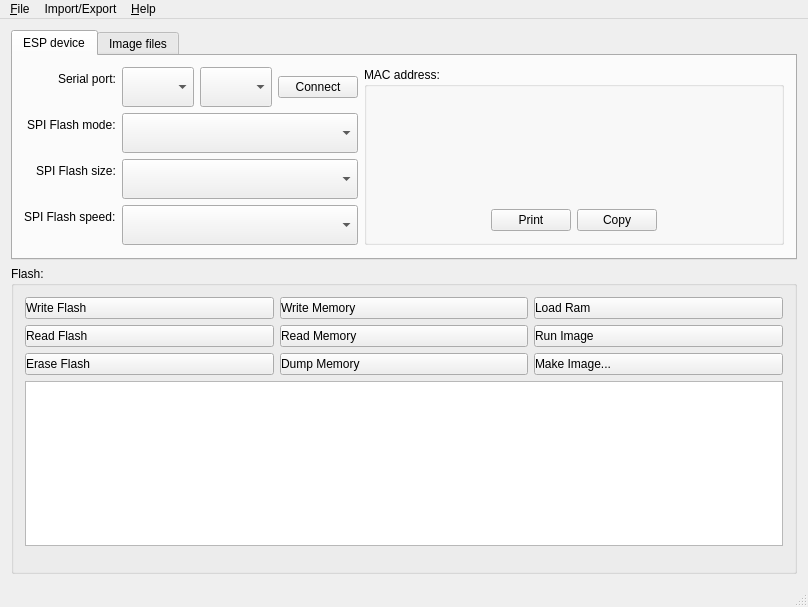
This is mainwindow.ui in hassanibi/espflasher as Qt 5 draws it before an edit. The edited form follows.
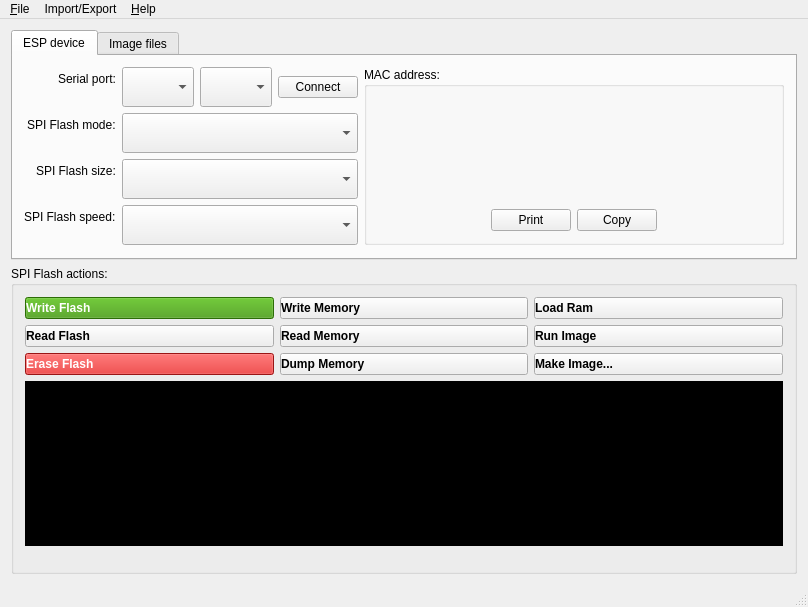
This is the edited form. Icons and pictures are not drawn. Custom widgets are drawn as their Qt base class.

```diff
--- a/mainwindow.ui
+++ b/mainwindow.ui
@@ -305,7 +305,7 @@
     <item>
      <widget class="QGroupBox" name="flashActionsGroup">
       <property name="title">
-       <string>Flash:</string>
+       <string>SPI Flash actions:</string>
       </property>
       <layout class="QVBoxLayout" name="verticalLayout_2">
        <item>
@@ -313,7 +313,10 @@
          <item row="2" column="0">
           <widget class="QPushButton" name="eraseFlashBtn">
            <property name="styleSheet">
-            <string notr="true">text-align:left;</string>
+            <string notr="true">text-align:left;
+font-weight: bold;
+color:rgb(255, 255, 255);
+background-color:rgb(214, 29, 29);</string>
            </property>
            <property name="text">
             <string>Erase Flash</string>
@@ -342,7 +345,7 @@
             <string>Read SPI flash content</string>
            </property>
            <property name="styleSheet">
-            <string notr="true">text-align:left;</string>
+            <string notr="true">text-align:left;font-weight:bold;</string>
            </property>
            <property name="text">
             <string>Read Flash</string>
@@ -377,7 +380,10 @@
             <string>Write a binary blob to flash</string>
            </property>
            <property name="styleSheet">
-            <string notr="true">text-align:left;</string>
+            <string notr="true">text-align:left;
+color:rgb(255, 255, 255);
+font-weight: bold;
+background-color:rgb(62, 152, 9);</string>
            </property>
            <property name="text">
             <string>Write Flash</string>
@@ -406,7 +412,8 @@
             <string>Write to arbitrary memory location</string>
            </property>
            <property name="styleSheet">
-            <string notr="true">text-align:left;</string>
+            <string notr="true">text-align:left;
+font-weight:bold;</string>
            </property>
            <property name="text">
             <string>Write Memory</string>
@@ -435,7 +442,7 @@
             <string>Download an image to RAM and execute</string>
            </property>
            <property name="styleSheet">
-            <string notr="true">text-align:left;</string>
+            <string notr="true">text-align:left;font-weight:bold;</string>
            </property>
            <property name="text">
             <string>Load Ram</string>
@@ -464,7 +471,7 @@
             <string>Read arbitrary memory location</string>
            </property>
            <property name="styleSheet">
-            <string notr="true">text-align:left;</string>
+            <string notr="true">text-align:left;font-weight:bold;</string>
            </property>
            <property name="text">
             <string>Read Memory</string>
@@ -493,7 +500,7 @@
             <string>Dump arbitrary memory to disk</string>
            </property>
            <property name="styleSheet">
-            <string notr="true">text-align:left;</string>
+            <string notr="true">text-align:left;font-weight:bold;</string>
            </property>
            <property name="text">
             <string>Dump Memory</string>
@@ -522,7 +529,7 @@
             <string>Run application code in flash</string>
            </property>
            <property name="styleSheet">
-            <string notr="true">text-align:left;</string>
+            <string notr="true">text-align:left;font-weight:bold;</string>
            </property>
            <property name="text">
             <string>Run Image</string>
@@ -551,7 +558,7 @@
             <string>Create an application image from binary files</string>
            </property>
            <property name="styleSheet">
-            <string notr="true">text-align:left;</string>
+            <string notr="true">text-align:left;font-weight:bold;</string>
            </property>
            <property name="text">
             <string>Make Image...</string>
@@ -577,6 +584,9 @@
            <pointsize>10</pointsize>
           </font>
          </property>
+         <property name="styleSheet">
+          <string notr="true">background-color:rgb(0, 0, 0)</string>
+         </property>
          <property name="editTriggers">
           <set>QAbstractItemView::NoEditTriggers</set>
          </property>
```
